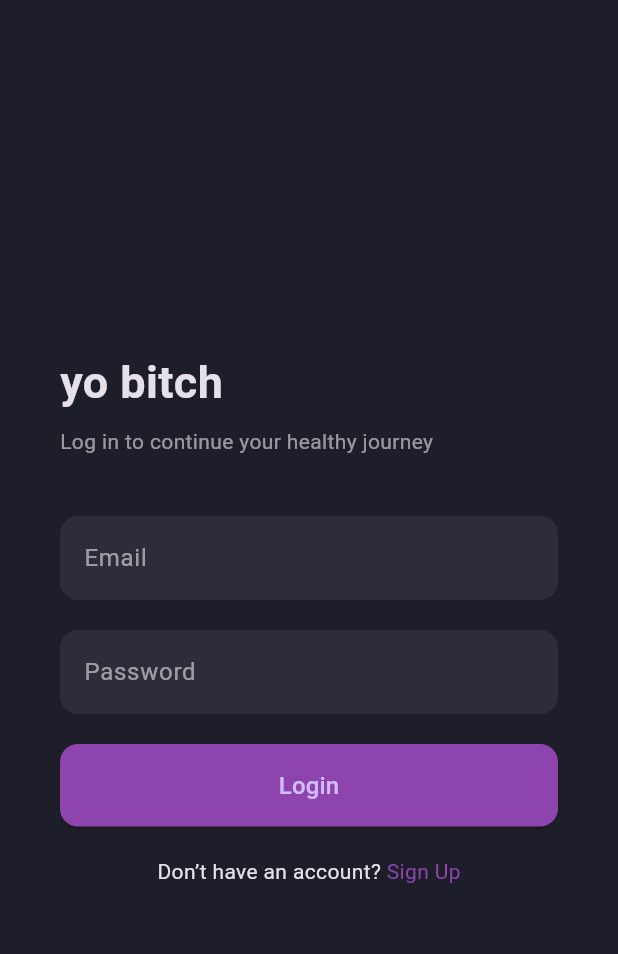
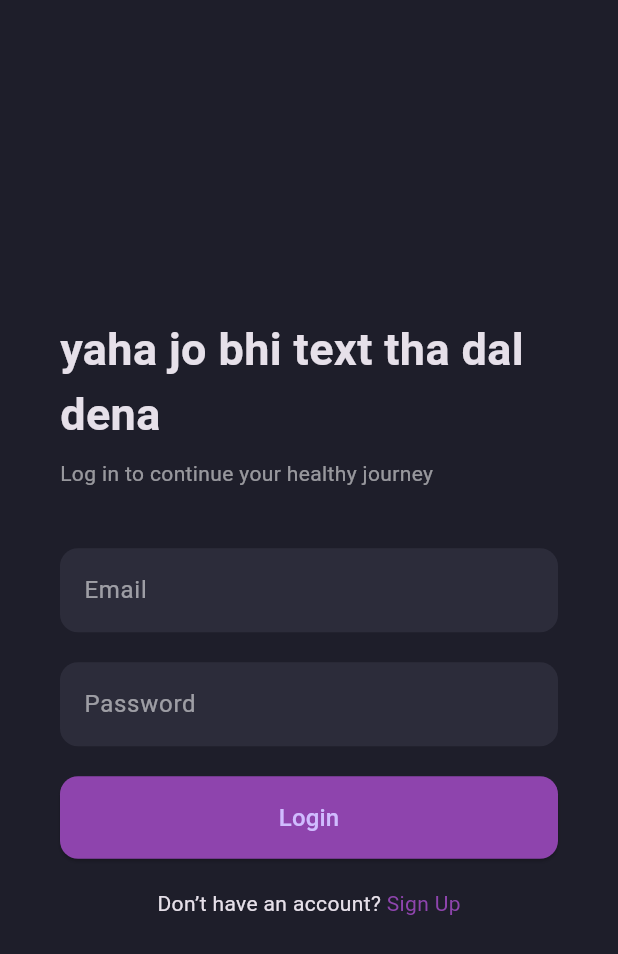
Before and after one commit to CodeOtter11/meal_planner, a Flutter app: the screen it shows after launch, on a phone screen of 412 x 824 dp. Shown: the top 954 px of the screen. Run offline on Flutter 3.47's test engine with Material 3 defaults, Android fonts, the phone set to English and light mode, and no system bars; our stand-ins replace shared_preferences.

Commit message:
commit login page

```diff
--- a/lib/login_page.dart
+++ b/lib/login_page.dart
@@ -72,7 +72,7 @@ class _LoginPageState extends State<LoginPage> {
                   crossAxisAlignment: CrossAxisAlignment.start,
                   children: [
                     const Text(
-                      "yo bitch",
+                      "yaha jo bhi text tha dal dena",
                       style:
                       TextStyle(fontSize: 30, fontWeight: FontWeight.bold),
                     ),
```
